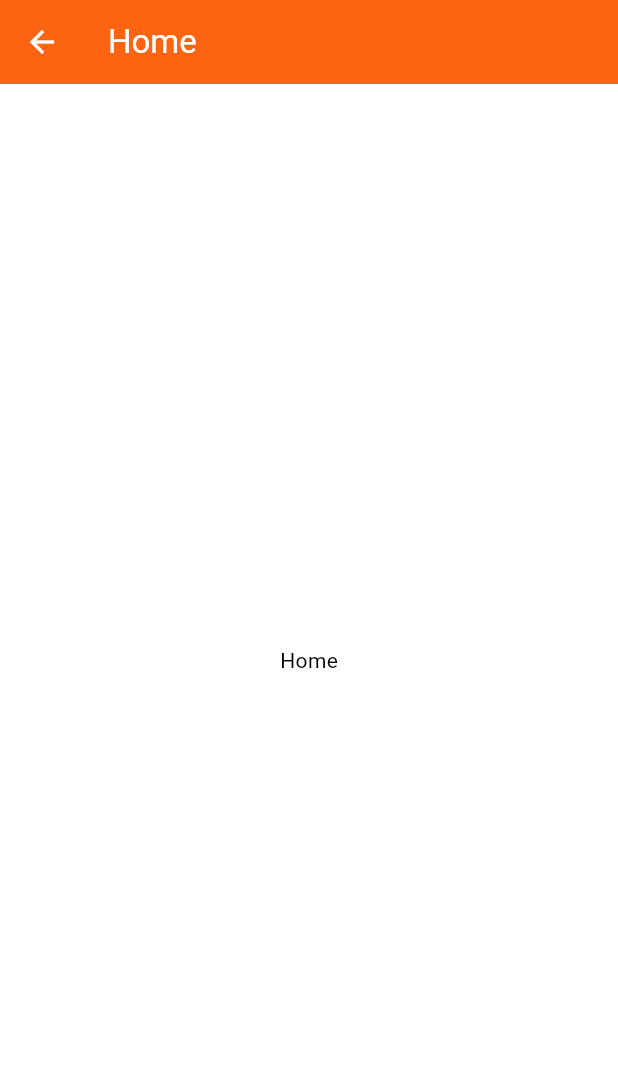
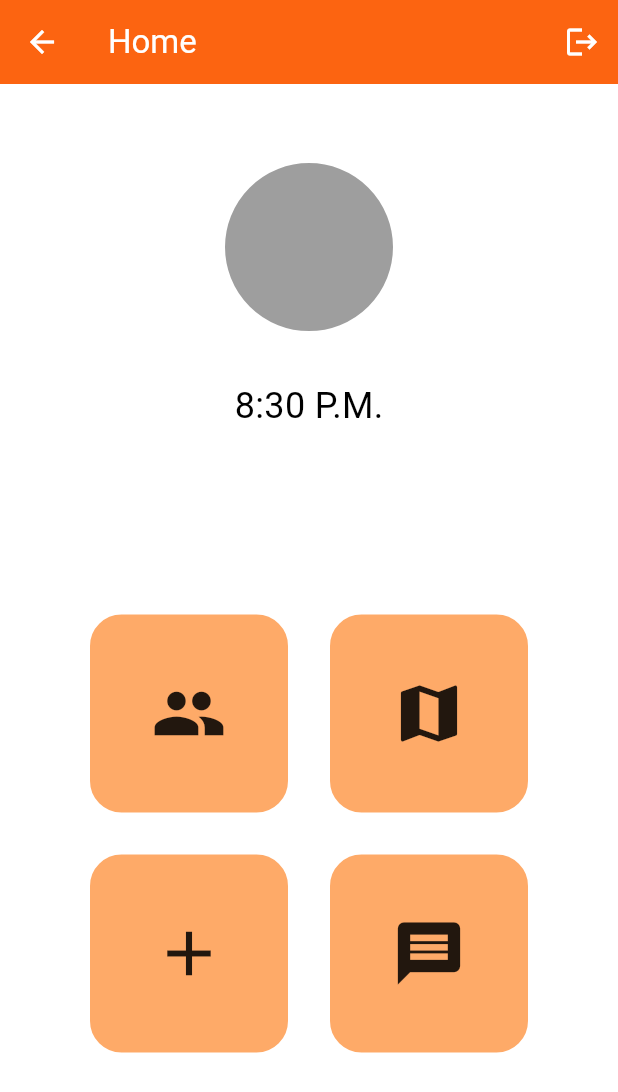
Before and after one commit to LeoLizc/f_parche, a Flutter app: the HomePage screen opened by its route, on a phone screen of 412 x 824 dp. Shown: the top 1092 px of the screen. Run offline on Flutter 3.47's test engine with Material 2 defaults, Android fonts, the phone set to English and light mode, and no system bars; our stand-ins replace flex_color_scheme, flutter_svg, get, loggy.

Commit message:
homepage updated

```diff
--- a/lib/ui/pages/home.dart
+++ b/lib/ui/pages/home.dart
@@ -1,4 +1,6 @@
+import 'package:f_parche/navigation.dart';
 import 'package:flutter/material.dart';
+import 'package:get/get.dart';
 
 class HomePage extends StatelessWidget {
   const HomePage({Key? key}) : super(key: key);
@@ -8,10 +10,154 @@ class HomePage extends StatelessWidget {
     return Scaffold(
       appBar: AppBar(
         title: const Text('Home'),
+        actions: [
+          IconButton(
+            onPressed: () {
+              Get.toNamed(Routes.login);
+            },
+            icon: const Icon(Icons.logout),
+          ),
+        ],
       ),
-      body: const Center(
-        child: Text('Home'),
+      body: Column(
+        crossAxisAlignment: CrossAxisAlignment.center,
+        children: [
+          Expanded(
+            flex: 3,
+            child: Container(
+              margin: EdgeInsets.only(top: 40.0),
+              width: 120.0,
+              height: 120.0,
+              decoration: BoxDecoration(
+                shape: BoxShape.circle,
+                color: Colors.grey,
+                border: Border.all(color: Colors.white, width: 4.0),
+              ),
+            ),
+          ),
+          const Expanded(
+            flex: 0,
+            child: SizedBox(height: 20.0),
+          ),
+          const Text(
+            '8:30 P.M.',
+            style: TextStyle(
+              fontSize: 24.0,
+              color: Colors.black,
+            ),
+          ),
+          Spacer(flex: 2),
+          Expanded(
+            flex: 0,
+            child: Row(
+              mainAxisAlignment: MainAxisAlignment.center,
+              children: [
+                Flexible(
+                  flex: 0,
+                  child: InkWell(
+                    onTap: () {
+                      Get.toNamed(Routes.login);
+                    },
+                    child: Container(
+                      width: 140.0,
+                      height: 140.0,
+                      decoration: BoxDecoration(
+                        color: Color(0xFFFEAA68),
+                        border: Border.all(color: Colors.white, width: 4.0),
+                        borderRadius: BorderRadius.circular(25.0),
+                      ),
+                      child: const Icon(size: 50.0, Icons.people),
+                    ),
+                  ),
+                ),
+                SizedBox(width: 20.0),
+                Flexible(
+                  flex: 0,
+                  child: Container(
+                    width: 140.0,
+                    height: 140.0,
+                    decoration: BoxDecoration(
+                      color: Color(0xFFFEAA68),
+                      border: Border.all(color: Colors.white, width: 4.0),
+                      borderRadius: BorderRadius.circular(25.0),
+                    ),
+                    child: const Icon(size: 50.0, Icons.map),
+                  ),
+                ),
+              ],
+            ),
+          ),
+          const Expanded(
+            flex: 0,
+            child: SizedBox(height: 20.0),
+          ),
+          Expanded(
+            flex: 0,
+            child: Row(
+              mainAxisAlignment: MainAxisAlignment.center,
+              children: [
+                Flexible(
+                  flex: 0,
+                  child: Container(
+                    width: 140.0,
+                    height: 140.0,
+                    decoration: BoxDecoration(
+                      color: Color(0xFFFEAA68),
+                      border: Border.all(color: Colors.white, width: 4.0),
+                      borderRadius: BorderRadius.circular(25.0),
+                    ),
+                    child: const Icon(size: 50.0, Icons.add),
+                  ),
+                ),
+                SizedBox(width: 20.0),
+                Flexible(
+                  flex: 0,
+                  child: Container(
+                    width: 140.0,
+                    height: 140.0,
+                    decoration: BoxDecoration(
+                      color: Color(0xFFFEAA68),
+                      border: Border.all(color: Colors.white, width: 4.0),
+                      borderRadius: BorderRadius.circular(25.0),
+                    ),
+                    child: const Icon(size: 50.0, Icons.message),
+                  ),
+                ),
+              ],
+            ),
+          ),
+          const Expanded(
+            flex: 2,
+            child: SizedBox(height: 20.0),
+          ),
+        ],
       ),
     );
   }
 }
+
+class CustomSquare extends StatelessWidget {
+  final double size;
+  final IconData icon;
+
+  CustomSquare({required this.size, required this.icon});
+
+  @override
+  Widget build(BuildContext context) {
+    return Container(
+      width: size,
+      height: size,
+      decoration: BoxDecoration(
+        color: Color(0xFFFEAA68),
+        border: Border.all(color: Colors.white, width: 4.0),
+      ),
+      child: Center(
+        child: Icon(
+          icon,
+          size: 40.0,
+          color: Colors.black,
+        ),
+      ),
+    );
+  }
+}
```
